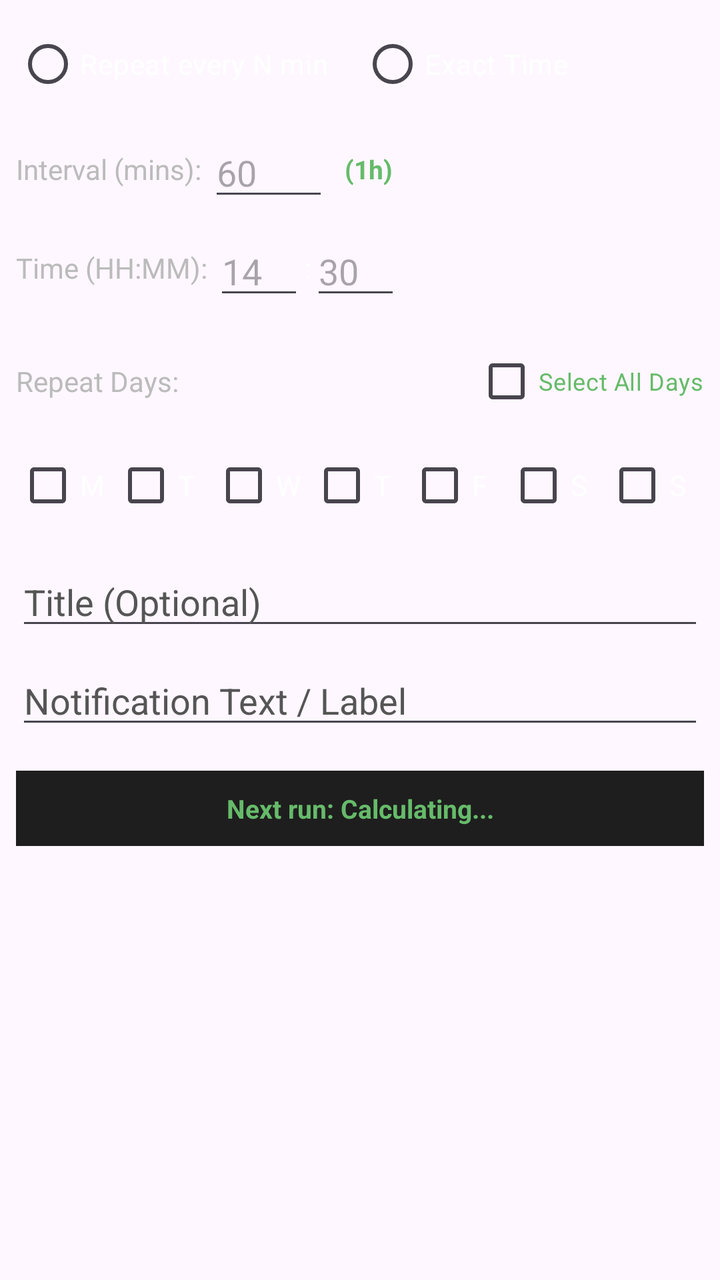
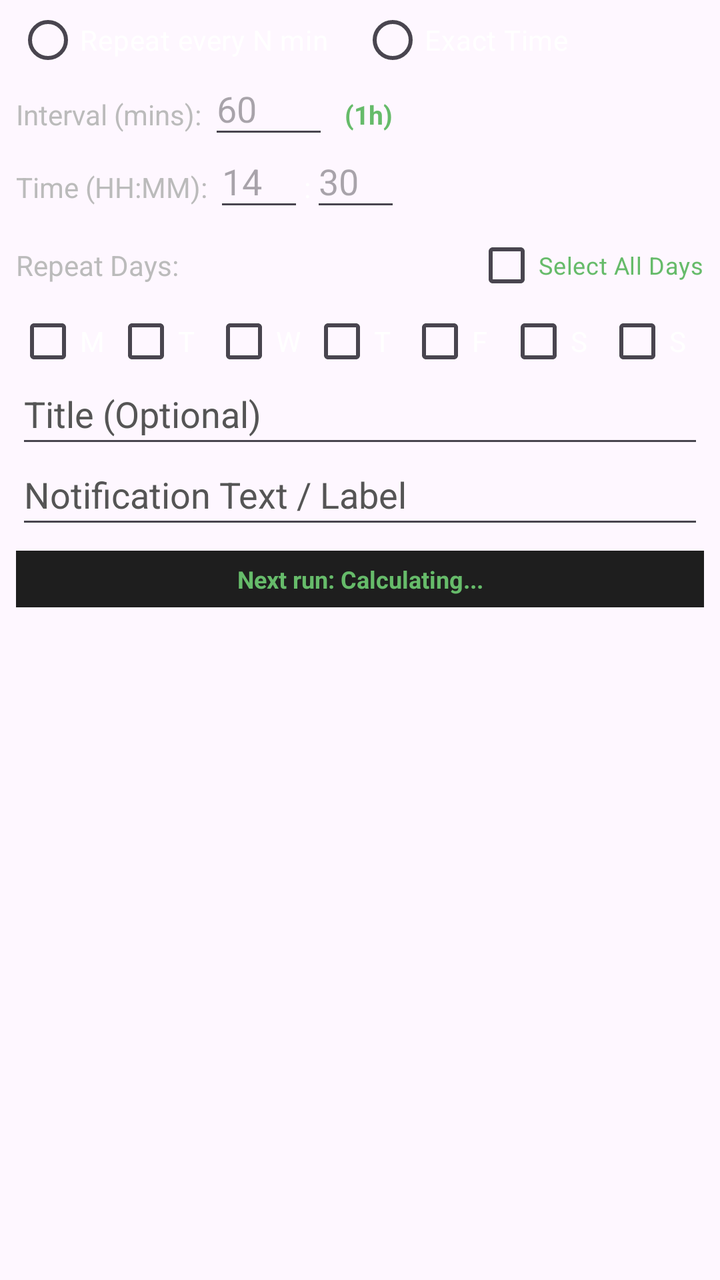

Screens rendered from an Android XML layout before and after an edit, with the pre-edit source and the edit as a unified diff.
<!-- AndroidManifest.xml: application theme Theme.App_Blocker -->
<!-- res/layout/dialog_edit_notification.xml -->
<?xml version="1.0" encoding="utf-8"?>
<ScrollView xmlns:android="http://schemas.android.com/apk/res/android"
    android:layout_width="match_parent"
    android:layout_height="wrap_content"
    android:padding="8dp">

    <LinearLayout
        android:layout_width="match_parent"
        android:layout_height="wrap_content"
        android:orientation="vertical">

        
        <RadioGroup
            android:layout_width="match_parent"
            android:layout_height="wrap_content"
            android:orientation="horizontal">

            <RadioButton
                android:id="@+id/rbInterval"
                android:layout_width="wrap_content"
                android:layout_height="wrap_content"
                android:text="Repeat every N min"
                android:textColor="#FFFFFF" />

            <RadioButton
                android:id="@+id/rbExact"
                android:layout_width="wrap_content"
                android:layout_height="wrap_content"
                android:layout_marginStart="16dp"
                android:text="Exact Time"
                android:textColor="#FFFFFF" />
        </RadioGroup>

        
        <LinearLayout
            android:layout_width="match_parent"
            android:layout_height="wrap_content"
            android:layout_marginTop="8dp"
            android:gravity="center_vertical">

            <TextView
                android:layout_width="wrap_content"
                android:layout_height="wrap_content"
                android:text="Interval (mins): "
                android:textColor="#BBBBBB" />

            <EditText
                android:id="@+id/editInterval"
                android:layout_width="60dp"
                android:layout_height="wrap_content"
                android:hint="60"
                android:inputType="number"
                android:textColor="#FFFFFF" />

            <TextView
                android:id="@+id/txtIntervalHoursPreview"
                android:layout_width="wrap_content"
                android:layout_height="wrap_content"
                android:layout_marginStart="8dp"
                android:text="(1h)"
                android:textColor="#66BB6A"
                android:textSize="13sp"
                android:textStyle="bold" />
        </LinearLayout>

        
        <LinearLayout
            android:layout_width="match_parent"
            android:layout_height="wrap_content"
            android:layout_marginTop="8dp"
            android:gravity="center_vertical">

            <TextView
                android:layout_width="wrap_content"
                android:layout_height="wrap_content"
                android:text="Time (HH:MM): "
                android:textColor="#BBBBBB" />

            <EditText
                android:id="@+id/editHour"
                android:layout_width="45dp"
                android:layout_height="wrap_content"
                android:hint="14"
                android:maxLength="2"
                android:inputType="number"
                android:textColor="#FFFFFF" />

            <TextView
                android:layout_width="wrap_content"
                android:layout_height="wrap_content"
                android:text=":"
                android:textColor="#FFFFFF" />

            <EditText
                android:id="@+id/editMinute"
                android:layout_width="45dp"
                android:layout_height="wrap_content"
                android:hint="30"
                android:maxLength="2"
                android:inputType="number"
                android:textColor="#FFFFFF" />
        </LinearLayout>

        
        <LinearLayout
            android:layout_width="match_parent"
            android:layout_height="wrap_content"
            android:layout_marginTop="12dp"
            android:gravity="center_vertical">

            <TextView
                android:layout_width="0dp"
                android:layout_height="wrap_content"
                android:layout_weight="1"
                android:text="Repeat Days:"
                android:textColor="#BBBBBB" />

            <CheckBox
                android:id="@+id/chkSelectAll"
                android:layout_width="wrap_content"
                android:layout_height="wrap_content"
                android:text="Select All Days"
                android:textColor="#66BB6A"
                android:textSize="12sp" />
        </LinearLayout>

        
        <LinearLayout
            android:layout_width="match_parent"
            android:layout_height="wrap_content"
            android:layout_marginTop="4dp"
            android:orientation="horizontal">

            <CheckBox android:id="@+id/chkMon" android:layout_width="0dp" android:layout_height="wrap_content" android:layout_weight="1" android:text="M" android:textColor="#FFF" android:paddingStart="0dp" android:paddingEnd="0dp"/>
            <CheckBox android:id="@+id/chkTue" android:layout_width="0dp" android:layout_height="wrap_content" android:layout_weight="1" android:text="T" android:textColor="#FFF" android:paddingStart="0dp" android:paddingEnd="0dp"/>
            <CheckBox android:id="@+id/chkWed" android:layout_width="0dp" android:layout_height="wrap_content" android:layout_weight="1" android:text="W" android:textColor="#FFF" android:paddingStart="0dp" android:paddingEnd="0dp"/>
            <CheckBox android:id="@+id/chkThu" android:layout_width="0dp" android:layout_height="wrap_content" android:layout_weight="1" android:text="T" android:textColor="#FFF" android:paddingStart="0dp" android:paddingEnd="0dp"/>
            <CheckBox android:id="@+id/chkFri" android:layout_width="0dp" android:layout_height="wrap_content" android:layout_weight="1" android:text="F" android:textColor="#FFF" android:paddingStart="0dp" android:paddingEnd="0dp"/>
            <CheckBox android:id="@+id/chkSat" android:layout_width="0dp" android:layout_height="wrap_content" android:layout_weight="1" android:text="S" android:textColor="#FFF" android:paddingStart="0dp" android:paddingEnd="0dp"/>
            <CheckBox android:id="@+id/chkSun" android:layout_width="0dp" android:layout_height="wrap_content" android:layout_weight="1" android:text="S" android:textColor="#FFF" android:paddingStart="0dp" android:paddingEnd="0dp"/>
        </LinearLayout>

        
        <EditText
            android:id="@+id/editTitle"
            android:layout_width="match_parent"
            android:layout_height="wrap_content"
            android:layout_marginTop="12dp"
            android:hint="Title (Optional)"
            android:textColor="#FFFFFF"
            android:textColorHint="#555555" />

        <EditText
            android:id="@+id/editText"
            android:layout_width="match_parent"
            android:layout_height="wrap_content"
            android:layout_marginTop="8dp"
            android:hint="Notification Text / Label"
            android:textColor="#FFFFFF"
            android:textColorHint="#555555" />

        
        <TextView
            android:id="@+id/txtNextRunPreview"
            android:layout_width="match_parent"
            android:layout_height="wrap_content"
            android:layout_marginTop="16dp"
            android:background="#1E1E1E"
            android:padding="10dp"
            android:text="Next run: Calculating..."
            android:textColor="#66BB6A"
            android:textSize="13sp"
            android:textStyle="bold"
            android:gravity="center" />

    </LinearLayout>
</ScrollView>
<!-- resources referenced by this layout -->
<resources>
  <style name="Theme.App_Blocker" parent="Base.Theme.App_Blocker" />
  <style name="Base.Theme.App_Blocker" parent="Theme.Material3.DayNight.NoActionBar">
          
          <item name="android:statusBarColor">#121212</item>
          <item name="android:navigationBarColor">#121212</item>
      </style>
</resources>

<!-- the commit's change to res/layout/dialog_edit_notification.xml (unified diff, before → after) -->
@@ -2,7 +2,10 @@
 <ScrollView xmlns:android="http://schemas.android.com/apk/res/android"
     android:layout_width="match_parent"
     android:layout_height="wrap_content"
-    android:padding="8dp">
+    android:paddingStart="8dp"
+    android:paddingEnd="8dp"
+    android:paddingTop="2dp"
+    android:paddingBottom="2dp">
 
     <LinearLayout
         android:layout_width="match_parent"
@@ -19,6 +22,7 @@
                 android:id="@+id/rbInterval"
                 android:layout_width="wrap_content"
                 android:layout_height="wrap_content"
+                android:minHeight="36dp"
                 android:text="Repeat every N min"
                 android:textColor="#FFFFFF" />
 
@@ -27,6 +31,7 @@
                 android:layout_width="wrap_content"
                 android:layout_height="wrap_content"
                 android:layout_marginStart="16dp"
+                android:minHeight="36dp"
                 android:text="Exact Time"
                 android:textColor="#FFFFFF" />
         </RadioGroup>
@@ -35,7 +40,7 @@
         <LinearLayout
             android:layout_width="match_parent"
             android:layout_height="wrap_content"
-            android:layout_marginTop="8dp"
+            android:layout_marginTop="2dp"
             android:gravity="center_vertical">
 
             <TextView
@@ -48,6 +53,8 @@
                 android:id="@+id/editInterval"
                 android:layout_width="60dp"
                 android:layout_height="wrap_content"
+                android:paddingTop="2dp"
+                android:paddingBottom="8dp"
                 android:hint="60"
                 android:inputType="number"
                 android:textColor="#FFFFFF" />
@@ -67,7 +74,7 @@
         <LinearLayout
             android:layout_width="match_parent"
             android:layout_height="wrap_content"
-            android:layout_marginTop="8dp"
+            android:layout_marginTop="2dp"
             android:gravity="center_vertical">
 
             <TextView
@@ -80,6 +87,8 @@
                 android:id="@+id/editHour"
                 android:layout_width="45dp"
                 android:layout_height="wrap_content"
+                android:paddingTop="2dp"
+                android:paddingBottom="8dp"
                 android:hint="14"
                 android:maxLength="2"
                 android:inputType="number"
@@ -95,6 +104,8 @@
                 android:id="@+id/editMinute"
                 android:layout_width="45dp"
                 android:layout_height="wrap_content"
+                android:paddingTop="2dp"
+                android:paddingBottom="8dp"
                 android:hint="30"
                 android:maxLength="2"
                 android:inputType="number"
@@ -105,7 +116,7 @@
         <LinearLayout
             android:layout_width="match_parent"
             android:layout_height="wrap_content"
-            android:layout_marginTop="12dp"
+            android:layout_marginTop="4dp"
             android:gravity="center_vertical">
 
             <TextView
@@ -119,6 +130,7 @@
                 android:id="@+id/chkSelectAll"
                 android:layout_width="wrap_content"
                 android:layout_height="wrap_content"
+                android:minHeight="36dp"
                 android:text="Select All Days"
                 android:textColor="#66BB6A"
                 android:textSize="12sp" />
@@ -128,16 +140,16 @@
         <LinearLayout
             android:layout_width="match_parent"
             android:layout_height="wrap_content"
-            android:layout_marginTop="4dp"
+            android:layout_marginTop="2dp"
             android:orientation="horizontal">
 
-            <CheckBox android:id="@+id/chkMon" android:layout_width="0dp" android:layout_height="wrap_content" android:layout_weight="1" android:text="M" android:textColor="#FFF" android:paddingStart="0dp" android:paddingEnd="0dp"/>
-            <CheckBox android:id="@+id/chkTue" android:layout_width="0dp" android:layout_height="wrap_content" android:layout_weight="1" android:text="T" android:textColor="#FFF" android:paddingStart="0dp" android:paddingEnd="0dp"/>
-            <CheckBox android:id="@+id/chkWed" android:layout_width="0dp" android:layout_height="wrap_content" android:layout_weight="1" android:text="W" android:textColor="#FFF" android:paddingStart="0dp" android:paddingEnd="0dp"/>
-            <CheckBox android:id="@+id/chkThu" android:layout_width="0dp" android:layout_height="wrap_content" android:layout_weight="1" android:text="T" android:textColor="#FFF" android:paddingStart="0dp" android:paddingEnd="0dp"/>
-            <CheckBox android:id="@+id/chkFri" android:layout_width="0dp" android:layout_height="wrap_content" android:layout_weight="1" android:text="F" android:textColor="#FFF" android:paddingStart="0dp" android:paddingEnd="0dp"/>
-            <CheckBox android:id="@+id/chkSat" android:layout_width="0dp" android:layout_height="wrap_content" android:layout_weight="1" android:text="S" android:textColor="#FFF" android:paddingStart="0dp" android:paddingEnd="0dp"/>
-            <CheckBox android:id="@+id/chkSun" android:layout_width="0dp" android:layout_height="wrap_content" android:layout_weight="1" android:text="S" android:textColor="#FFF" android:paddingStart="0dp" android:paddingEnd="0dp"/>
+            <CheckBox android:id="@+id/chkMon" android:layout_width="0dp" android:layout_height="wrap_content" android:minHeight="36dp" android:layout_weight="1" android:text="M" android:textColor="#FFF" android:paddingStart="0dp" android:paddingEnd="0dp"/>
+            <CheckBox android:id="@+id/chkTue" android:layout_width="0dp" android:layout_height="wrap_content" android:minHeight="36dp" android:layout_weight="1" android:text="T" android:textColor="#FFF" android:paddingStart="0dp" android:paddingEnd="0dp"/>
+            <CheckBox android:id="@+id/chkWed" android:layout_width="0dp" android:layout_height="wrap_content" android:minHeight="36dp" android:layout_weight="1" android:text="W" android:textColor="#FFF" android:paddingStart="0dp" android:paddingEnd="0dp"/>
+            <CheckBox android:id="@+id/chkThu" android:layout_width="0dp" android:layout_height="wrap_content" android:minHeight="36dp" android:layout_weight="1" android:text="T" android:textColor="#FFF" android:paddingStart="0dp" android:paddingEnd="0dp"/>
+            <CheckBox android:id="@+id/chkFri" android:layout_width="0dp" android:layout_height="wrap_content" android:minHeight="36dp" android:layout_weight="1" android:text="F" android:textColor="#FFF" android:paddingStart="0dp" android:paddingEnd="0dp"/>
+            <CheckBox android:id="@+id/chkSat" android:layout_width="0dp" android:layout_height="wrap_content" android:minHeight="36dp" android:layout_weight="1" android:text="S" android:textColor="#FFF" android:paddingStart="0dp" android:paddingEnd="0dp"/>
+            <CheckBox android:id="@+id/chkSun" android:layout_width="0dp" android:layout_height="wrap_content" android:minHeight="36dp" android:layout_weight="1" android:text="S" android:textColor="#FFF" android:paddingStart="0dp" android:paddingEnd="0dp"/>
         </LinearLayout>
 
         
@@ -145,7 +157,9 @@
             android:id="@+id/editTitle"
             android:layout_width="match_parent"
             android:layout_height="wrap_content"
-            android:layout_marginTop="12dp"
+            android:layout_marginTop="2dp"
+            android:paddingTop="4dp"
+            android:paddingBottom="10dp"
             android:hint="Title (Optional)"
             android:textColor="#FFFFFF"
             android:textColorHint="#555555" />
@@ -154,7 +168,9 @@
             android:id="@+id/editText"
             android:layout_width="match_parent"
             android:layout_height="wrap_content"
-            android:layout_marginTop="8dp"
+            android:layout_marginTop="2dp"
+            android:paddingTop="4dp"
+            android:paddingBottom="10dp"
             android:hint="Notification Text / Label"
             android:textColor="#FFFFFF"
             android:textColorHint="#555555" />
@@ -164,12 +180,12 @@
             android:id="@+id/txtNextRunPreview"
             android:layout_width="match_parent"
             android:layout_height="wrap_content"
-            android:layout_marginTop="16dp"
+            android:layout_marginTop="6dp"
             android:background="#1E1E1E"
-            android:padding="10dp"
+            android:padding="6dp"
             android:text="Next run: Calculating..."
             android:textColor="#66BB6A"
-            android:textSize="13sp"
+            android:textSize="12sp"
             android:textStyle="bold"
             android:gravity="center" />
 
